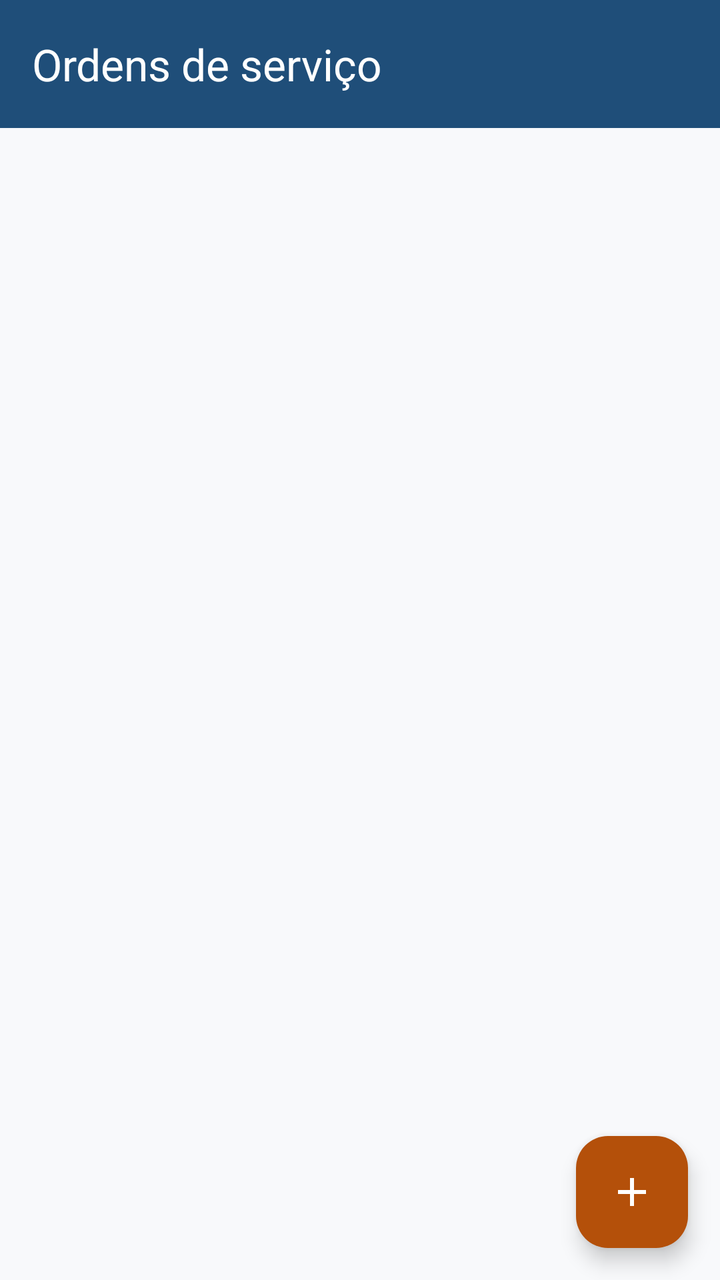
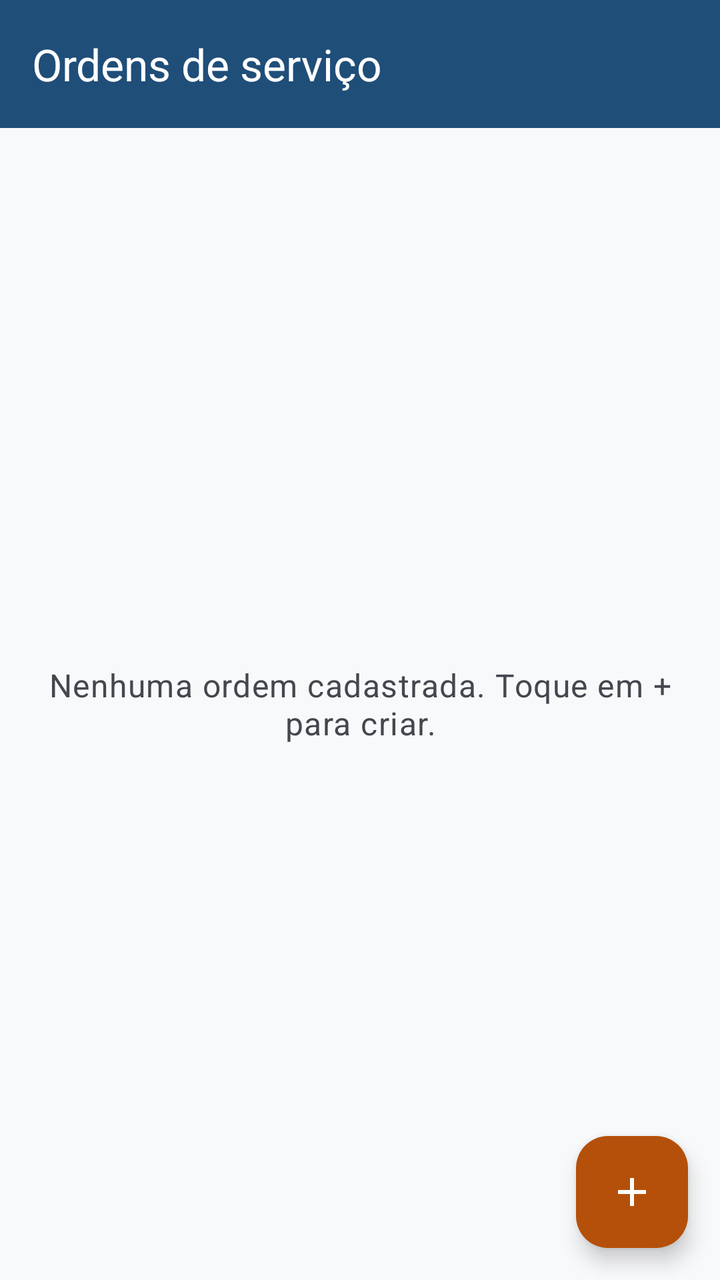

Two renders of the same Android screen: before a commit and after it. Below are the layout's source before the change and the commit's diff.
<!-- AndroidManifest.xml: application theme Theme.Oficina -->
<!-- res/layout/activity_main.xml -->
<?xml version="1.0" encoding="utf-8"?>
<LinearLayout xmlns:android="http://schemas.android.com/apk/res/android"
    xmlns:app="http://schemas.android.com/apk/res-auto"
    xmlns:tools="http://schemas.android.com/tools"
    android:id="@+id/main"
    android:layout_width="match_parent"
    android:layout_height="match_parent"
    android:orientation="vertical"
    tools:context=".ui.MainActivity">

    <com.google.android.material.appbar.MaterialToolbar
        android:id="@+id/toolbar"
        android:layout_width="match_parent"
        android:layout_height="?attr/actionBarSize"
        android:background="?attr/colorPrimary"
        app:title="@string/title_orders"
        app:titleTextColor="?attr/colorOnPrimary" />

    
    <FrameLayout
        android:layout_width="match_parent"
        android:layout_height="0dp"
        android:layout_weight="1">

        <com.google.android.material.floatingactionbutton.FloatingActionButton
            android:id="@+id/fabNewOrder"
            android:layout_width="wrap_content"
            android:layout_height="wrap_content"
            android:layout_gravity="bottom|end"
            android:layout_margin="@dimen/space_l"
            android:contentDescription="@string/fab_new_order"
            app:backgroundTint="?attr/colorSecondary"
            app:srcCompat="@drawable/ic_add"
            app:tint="?attr/colorOnSecondary" />
    </FrameLayout>
</LinearLayout>
<!-- resources referenced by this layout -->
<resources>
  <dimen name="space_l">16dp</dimen>
  <!-- drawable ic_add (drawable) -->
  <vector xmlns:android="http://schemas.android.com/apk/res/android"
      android:width="24dp"
      android:height="24dp"
      android:viewportWidth="24"
      android:viewportHeight="24"
      android:tint="?attr/colorControlNormal">
    <path
        android:fillColor="@android:color/white"
        android:pathData="M19,13h-6v6h-2v-6H5v-2h6V5h2v6h6v2z"/>
  </vector>
  <string name="fab_new_order">Nova ordem</string>
  <string name="title_orders">Ordens de serviço</string>
  <style name="Theme.Oficina" parent="Base.Theme.Oficina" />
  <style name="Base.Theme.Oficina" parent="Theme.Material3.Light.NoActionBar">
          <item name="colorPrimary">@color/color_primary</item>
          <item name="colorOnPrimary">@color/white</item>
          <item name="colorPrimaryContainer">@color/color_primary_container</item>
          <item name="colorOnPrimaryContainer">@color/color_on_primary_container</item>
          <item name="colorSecondary">@color/color_secondary</item>
          <item name="colorOnSecondary">@color/white</item>
          <item name="colorSecondaryContainer">@color/color_secondary_container</item>
          <item name="colorOnSecondaryContainer">@color/color_on_secondary_container</item>
          <item name="colorError">@color/color_error</item>
          <item name="android:colorBackground">@color/color_surface</item>
          <item name="colorSurface">@color/color_surface</item>
          <item name="colorOnSurface">@color/color_on_surface</item>
          <item name="colorOnSurfaceVariant">@color/color_on_surface_variant</item>
          <item name="colorOutline">@color/color_outline</item>
          <item name="colorOutlineVariant">@color/color_outline_variant</item>
          <item name="textInputStyle">@style/Widget.Oficina.TextInput</item>
      </style>
  <color name="color_primary">#1F4E79</color>
  <color name="white">#FFFFFFFF</color>
  <color name="color_primary_container">#D3E4F7</color>
  <color name="color_on_primary_container">#0B2A45</color>
  <color name="color_secondary">#B4500A</color>
  <color name="color_secondary_container">#FFDCC4</color>
  <color name="color_on_secondary_container">#5C2700</color>
  <color name="color_error">#BA1A1A</color>
  <color name="color_surface">#F8F9FB</color>
  <color name="color_on_surface">#1A1C1E</color>
  <color name="color_on_surface_variant">#43474E</color>
  <color name="color_outline">#73777F</color>
  <color name="color_outline_variant">#C3C7CF</color>
  <style name="Widget.Oficina.TextInput" parent="Widget.Material3.TextInputLayout.OutlinedBox">
          <item name="boxCornerRadiusTopStart">8dp</item>
          <item name="boxCornerRadiusTopEnd">8dp</item>
          <item name="boxCornerRadiusBottomStart">8dp</item>
          <item name="boxCornerRadiusBottomEnd">8dp</item>
      </style>
</resources>

<!-- the commit's change to res/layout/activity_main.xml (unified diff, before → after) -->
@@ -16,11 +16,34 @@
         app:title="@string/title_orders"
         app:titleTextColor="?attr/colorOnPrimary" />
 
-    
     <FrameLayout
         android:layout_width="match_parent"
         android:layout_height="0dp"
         android:layout_weight="1">
+
+        <ListView
+            android:id="@+id/listOrders"
+            android:layout_width="match_parent"
+            android:layout_height="match_parent"
+            android:clipToPadding="false"
+            android:divider="@android:color/transparent"
+            android:dividerHeight="@dimen/space_m"
+            android:paddingStart="@dimen/space_l"
+            android:paddingTop="@dimen/space_l"
+            android:paddingEnd="@dimen/space_l"
+            android:paddingBottom="@dimen/list_bottom_space" />
+
+        
+        <TextView
+            android:id="@+id/textEmpty"
+            android:layout_width="match_parent"
+            android:layout_height="wrap_content"
+            android:layout_gravity="center"
+            android:gravity="center"
+            android:padding="@dimen/space_xl"
+            android:text="@string/empty_orders"
+            android:textAppearance="?attr/textAppearanceBodyLarge"
+            android:textColor="?attr/colorOnSurfaceVariant" />
 
         <com.google.android.material.floatingactionbutton.FloatingActionButton
             android:id="@+id/fabNewOrder"
<!-- resource entries referenced after the edit -->
@@ -1,6 +1,9 @@
 <!-- resources referenced by this layout -->
 <resources>
+  <dimen name="list_bottom_space">96dp</dimen>
   <dimen name="space_l">16dp</dimen>
+  <dimen name="space_m">12dp</dimen>
+  <dimen name="space_xl">24dp</dimen>
   <!-- drawable ic_add (drawable) -->
   <vector xmlns:android="http://schemas.android.com/apk/res/android"
       android:width="24dp"
@@ -12,6 +15,7 @@
         android:fillColor="@android:color/white"
         android:pathData="M19,13h-6v6h-2v-6H5v-2h6V5h2v6h6v2z"/>
   </vector>
+  <string name="empty_orders">Nenhuma ordem cadastrada. Toque em + para criar.</string>
   <string name="fab_new_order">Nova ordem</string>
   <string name="title_orders">Ordens de serviço</string>
   <style name="Theme.Oficina" parent="Base.Theme.Oficina" />
